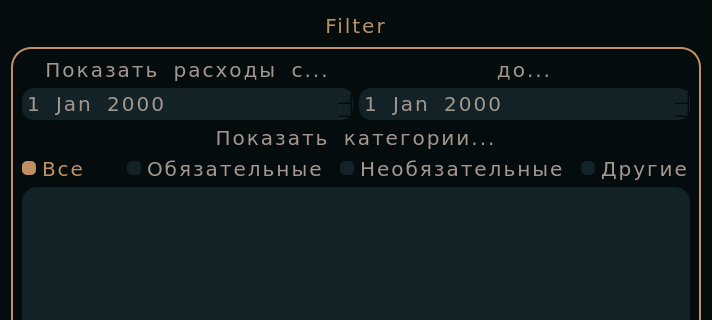
First picture: the form in source/ui/ui_filter_window.ui, repository xtern0o/MoneyViewer, before the edit; both pictures show x 0 to 712 and y 0 to 320 of the 712 by 548 pixel window.
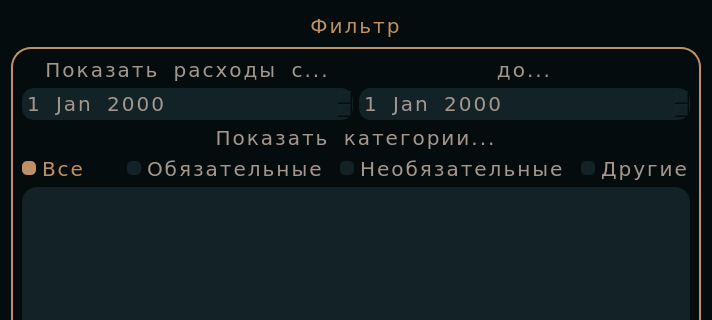
Second picture: the form after the edit.

What changed in the file:
```diff
--- a/source/ui/ui_filter_window.ui
+++ b/source/ui/ui_filter_window.ui
@@ -269,7 +269,7 @@
       </size>
      </property>
      <property name="text">
-      <string>Filter</string>
+      <string>Фильтр</string>
      </property>
      <property name="alignment">
       <set>Qt::AlignCenter</set>
```
